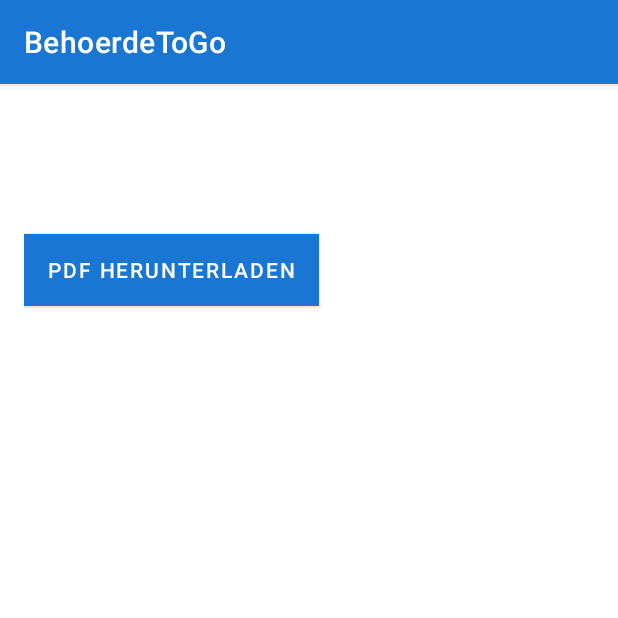
After one commit to melu1025/BehoerdeToGo, an Android app built with Jetpack Compose: the AntragDetailActivity screen opened directly, with no data from a screen before it, on a phone screen of 412 x 824 dp, the top half of it. The commit adds this screen. Run offline under Robolectric (Android 15) with nearby library versions, the phone set to English and light mode, and no system bars.

Commit message:
Anträgeliste verschönert, PDF Herunterladen Button hinzugefügt (ohne Funktion)

```diff
--- a/app/src/main/AndroidManifest.xml
+++ b/app/src/main/AndroidManifest.xml
@@ -40,6 +40,12 @@
             android:name=".RegistrationActivity"
             android:theme="@style/Theme.BehoerdeToGo" />
 
+        <activity
+            android:name=".AntragDetailActivity"
+            android:exported="true"
+            android:theme="@style/Theme.BehoerdeToGo" />
+
+
     </application>
 
 </manifest>
--- /dev/null
+++ b/app/src/main/java/com/example/behoerdetogo/AntragDetailActivity.java
@@ -0,0 +1,49 @@
+package com.example.behoerdetogo;
+
+import android.content.Intent;
+import android.net.Uri;
+import android.os.Bundle;
+import android.view.View;
+import android.widget.Button;
+import android.widget.TextView;
+
+import androidx.appcompat.app.AppCompatActivity;
+
+public class AntragDetailActivity extends AppCompatActivity {
+    private TextView titelTextView;
+    private TextView beschreibungTextView;
+    private Button downloadPdfButton;
+
+    @Override
+    protected void onCreate(Bundle savedInstanceState) {
+        super.onCreate(savedInstanceState);
+        setContentView(R.layout.activity_antrag_detail);
+
+        // Referenz auf die Views herstellen
+        titelTextView = findViewById(R.id.titelTextView);
+        beschreibungTextView = findViewById(R.id.beschreibungTextView);
+        downloadPdfButton = findViewById(R.id.downloadPdfButton);
+
+        // Intent-Extras abfragen
+        Intent intent = getIntent();
+        String titel = intent.getStringExtra("titel");
+        String beschreibung = intent.getStringExtra("beschreibung");
+
+        // TextViews setzen
+        titelTextView.setText(titel);
+        beschreibungTextView.setText(beschreibung);
+
+        // Button für den PDF-Download konfigurieren
+        downloadPdfButton.setOnClickListener(new View.OnClickListener() {
+            @Override
+            public void onClick(View v) {
+                // Öffne die PDF-Datei (vorausgesetzt, sie befindet sich im assets-Ordner)
+                Uri uri = Uri.parse("file:///android_asset/Personalausweis_Antrag.pdf");
+                Intent pdfIntent = new Intent(Intent.ACTION_VIEW);
+                pdfIntent.setDataAndType(uri, "application/pdf");
+                pdfIntent.setFlags(Intent.FLAG_ACTIVITY_NO_HISTORY);
+                startActivity(pdfIntent);
+            }
+        });
+    }
+}
--- /dev/null
+++ b/app/src/main/res/layout/activity_antrag_detail.xml
@@ -0,0 +1,35 @@
+<?xml version="1.0" encoding="utf-8"?>
+<RelativeLayout xmlns:android="http://schemas.android.com/apk/res/android"
+    android:layout_width="match_parent"
+    android:layout_height="match_parent"
+    android:padding="16dp"
+    android:background="@android:color/white">
+
+    <TextView
+        android:id="@+id/titelTextView"
+        android:layout_width="match_parent"
+        android:layout_height="wrap_content"
+        android:textSize="24sp"
+        android:textStyle="bold"
+        android:textColor="@color/colorPrimaryDark"/>
+
+    <TextView
+        android:id="@+id/beschreibungTextView"
+        android:layout_width="match_parent"
+        android:layout_height="wrap_content"
+        android:layout_below="@id/titelTextView"
+        android:layout_marginTop="16dp"
+        android:textColor="@android:color/black"/>
+
+    <Button
+        android:id="@+id/downloadPdfButton"
+        android:layout_width="wrap_content"
+        android:layout_height="wrap_content"
+        android:layout_below="@id/beschreibungTextView"
+        android:layout_marginTop="16dp"
+        android:text="PDF Herunterladen"
+        android:textColor="@android:color/white"
+        android:background="@color/colorAccent"
+        android:elevation="4dp" />
+
+</RelativeLayout>
--- a/app/src/main/res/layout/activity_main.xml
+++ b/app/src/main/res/layout/activity_main.xml
@@ -1,13 +1,17 @@
+<?xml version="1.0" encoding="utf-8"?>
 <RelativeLayout xmlns:android="http://schemas.android.com/apk/res/android"
     xmlns:tools="http://schemas.android.com/tools"
     android:layout_width="match_parent"
     android:layout_height="match_parent"
     tools:context=".MainActivity">
 
+    <!-- RecyclerView für die Anträge -->
     <androidx.recyclerview.widget.RecyclerView
         android:id="@+id/recyclerView"
         android:layout_width="match_parent"
         android:layout_height="match_parent"
-        android:background="@color/backgroundColor" /> <!-- Beispiel für die Verwendung von backgroundColor -->
+        android:padding="16dp"
+        android:clipToPadding="false"
+        android:background="@color/backgroundColor" />
 
 </RelativeLayout>
```
Also changed, not shown: app/src/main/java/com/example/behoerdetogo/AntragAdapter.java (+12 -4 lines), app/src/main/res/drawable/item_background.xml (added, +19 -0 lines), app/src/main/res/layout/activity_login.xml (+9 -5 lines), app/src/main/res/layout/antrag_item.xml (+39 -10 lines).
